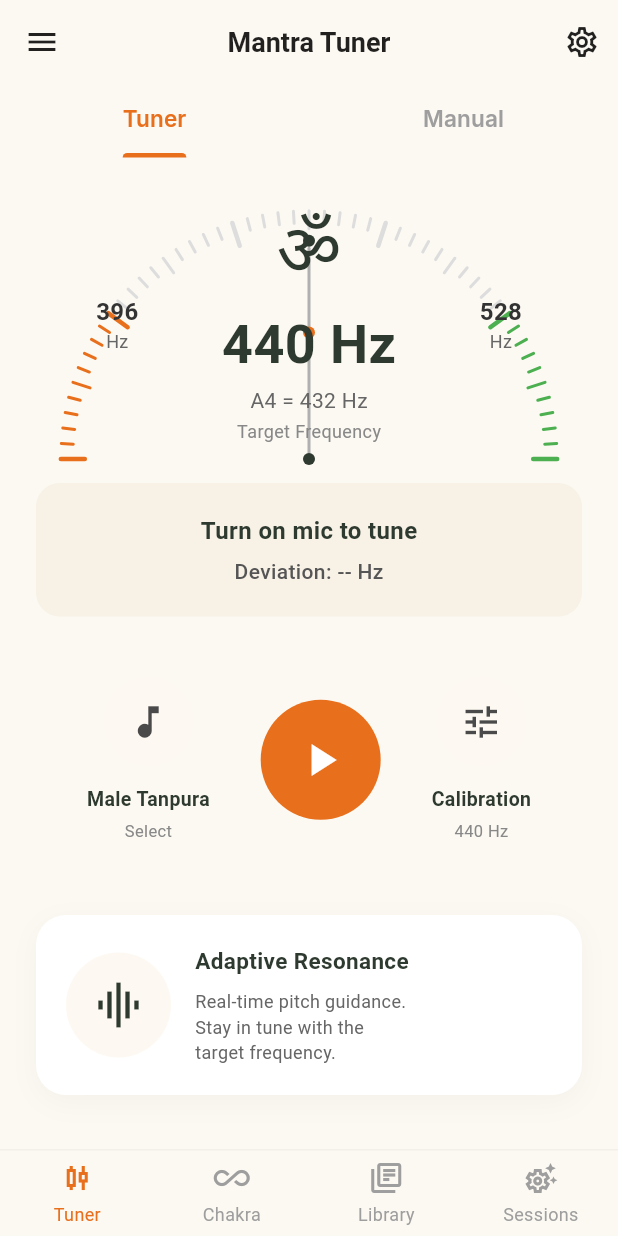
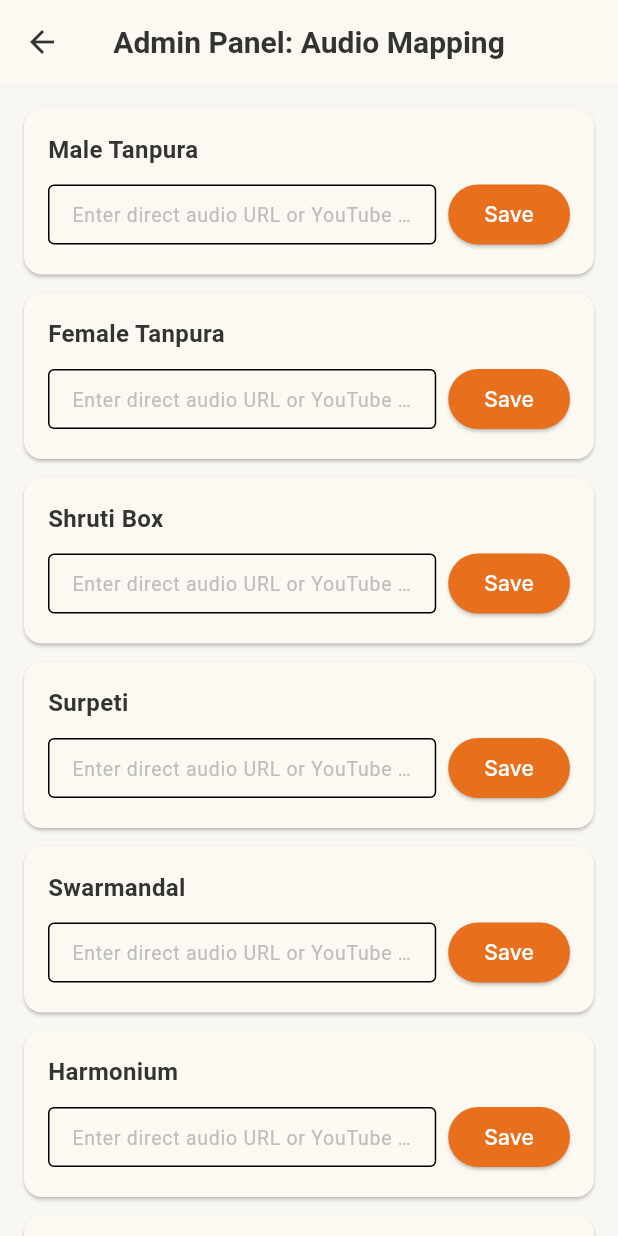
Before and after one commit to amittiwari2236/myapp, a Flutter app: the screen it shows after launch, scrolled down 154 dp, after a tap on the "settings" icon, on a phone screen of 412 x 824 dp. Run offline on Flutter 3.47's test engine with Material 3 defaults, Android fonts, the phone set to English and light mode, and no system bars; our stand-ins replace fl_chart, flutter_riverpod, google_fonts, hive_flutter, just_audio, permission_handler and 1 more; missing offline and left inert: dart:js_interop, pitch_detector_dart, record, sound_generator, youtube_explode_dart; accounts and stored records are empty.

Commit message:
Add Admin Panel with Youtube audio mapping support

```diff
--- /dev/null
+++ b/lib/features/admin/providers/admin_provider.dart
@@ -0,0 +1,51 @@
+import 'package:flutter_riverpod/flutter_riverpod.dart';
+import 'package:shared_preferences/shared_preferences.dart';
+import 'dart:convert';
+
+import '../../../core/services/instrument_service.dart';
+
+final adminProvider = StateNotifierProvider<AdminNotifier, Map<String, String>>((ref) {
+  return AdminNotifier();
+});
+
+class AdminNotifier extends StateNotifier<Map<String, String>> {
+  static const _prefsKey = 'admin_instrument_links';
+  SharedPreferences? _prefs;
+
+  AdminNotifier() : super({}) {
+    _init();
+  }
+
+  Future<void> _init() async {
+    _prefs = await SharedPreferences.getInstance();
+    final data = _prefs?.getString(_prefsKey);
+    if (data != null) {
+      try {
+        final decoded = jsonDecode(data) as Map<String, dynamic>;
+        state = decoded.map((key, value) => MapEntry(key, value.toString()));
+        instrumentService.updateCustomLinks(state);
+      } catch (e) {
+        print("Error decoding admin links: $e");
+      }
+    }
+  }
+
+  Future<void> setCustomLink(String instrumentId, String url) async {
+    final newState = Map<String, String>.from(state);
+    if (url.trim().isEmpty) {
+      newState.remove(instrumentId);
+    } else {
+      newState[instrumentId] = url.trim();
+    }
+
+    state = newState;
+    await _prefs?.setString(_prefsKey, jsonEncode(newState));
+
+    // Update the instrument service so it uses it immediately
+    instrumentService.updateCustomLinks(newState);
+  }
+
+  String? getLinkFor(String instrumentId) {
+    return state[instrumentId];
+  }
+}
--- /dev/null
+++ b/lib/features/admin/screens/admin_panel_screen.dart
@@ -0,0 +1,111 @@
+import 'package:flutter/material.dart';
+import 'package:flutter_riverpod/flutter_riverpod.dart';
+
+import '../../../core/services/instrument_service.dart';
+import '../providers/admin_provider.dart';
+
+class AdminPanelScreen extends ConsumerStatefulWidget {
+  const AdminPanelScreen({super.key});
+
+  @override
+  ConsumerState<AdminPanelScreen> createState() => _AdminPanelScreenState();
+}
+
+class _AdminPanelScreenState extends ConsumerState<AdminPanelScreen> {
+  // Store local controllers to avoid rebuilding textfields on every stroke
+  final Map<String, TextEditingController> _controllers = {};
+
+  @override
+  void initState() {
+    super.initState();
+    // Initialize controllers with existing state values
+    final links = ref.read(adminProvider);
+    for (var entry in instrumentService.instrumentNames.entries) {
+      _controllers[entry.key] = TextEditingController(text: links[entry.key] ?? '');
+    }
+  }
+
+  @override
+  void dispose() {
+    for (var controller in _controllers.values) {
+      controller.dispose();
+    }
+    super.dispose();
+  }
+
+  void _saveLink(String id, String value) {
+    ref.read(adminProvider.notifier).setCustomLink(id, value);
+    ScaffoldMessenger.of(context).showSnackBar(
+      SnackBar(content: Text('Saved link for ${instrumentService.instrumentNames[id]}'), duration: const Duration(seconds: 2)),
+    );
+  }
+
+  @override
+  Widget build(BuildContext context) {
+    // Watch for updates (e.g. if loaded from prefs later)
+    ref.watch(adminProvider);
+
+    return Scaffold(
+      appBar: AppBar(
+        title: const Text('Admin Panel: Audio Mapping'),
+        backgroundColor: const Color(0xFFFCF9F2),
+        foregroundColor: Colors.black87,
+        elevation: 0,
+      ),
+      backgroundColor: const Color(0xFFF9F7F2),
+      body: ListView.builder(
+        padding: const EdgeInsets.all(16),
+        itemCount: instrumentService.instrumentNames.length,
+        itemBuilder: (context, index) {
+          final id = instrumentService.instrumentNames.keys.elementAt(index);
+          final name = instrumentService.instrumentNames[id]!;
+          final controller = _controllers[id]!;
+
+          return Card(
+            margin: const EdgeInsets.only(bottom: 12),
+            elevation: 1,
+            shape: RoundedRectangleBorder(borderRadius: BorderRadius.circular(12)),
+            child: Padding(
+              padding: const EdgeInsets.all(16.0),
+              child: Column(
+                crossAxisAlignment: CrossAxisAlignment.start,
+                children: [
+                  Text(
+                    name,
+                    style: const TextStyle(fontWeight: FontWeight.bold, fontSize: 16),
+                  ),
+                  const SizedBox(height: 8),
+                  Row(
+                    children: [
+                      Expanded(
+                        child: TextField(
+                          controller: controller,
+                          decoration: InputDecoration(
+                            hintText: 'Enter direct audio URL or YouTube link',
+                            hintStyle: TextStyle(color: Colors.grey.shade400, fontSize: 13),
+                            border: const OutlineInputBorder(),
+                            contentPadding: const EdgeInsets.symmetric(horizontal: 12, vertical: 8),
+                            isDense: true,
+                          ),
+                        ),
+                      ),
+                      const SizedBox(width: 8),
+                      ElevatedButton(
+                        onPressed: () => _saveLink(id, controller.text),
+                        style: ElevatedButton.styleFrom(
+                          backgroundColor: Theme.of(context).primaryColor,
+                          foregroundColor: Colors.white,
+                        ),
+                        child: const Text('Save'),
+                      ),
+                    ],
+                  ),
+                ],
+              ),
+            ),
+          );
+        },
+      ),
+    );
+  }
+}
--- a/lib/features/tuner/screens/tuner_main_screen.dart
+++ b/lib/features/tuner/screens/tuner_main_screen.dart
@@ -1,8 +1,10 @@
+
 import 'package:flutter/material.dart';
 import 'package:flutter_riverpod/flutter_riverpod.dart';
 
 import 'tuner_view.dart';
 import 'manual_settings_view.dart';
+import '../../admin/screens/admin_panel_screen.dart';
 
 class TunerMainScreen extends ConsumerStatefulWidget {
   const TunerMainScreen({super.key});
@@ -48,7 +50,12 @@ class _TunerMainScreenState extends ConsumerState<TunerMainScreen> with SingleTi
         actions: [
           IconButton(
             icon: const Icon(Icons.settings_outlined, color: Colors.black87),
-            onPressed: () {},
+            onPressed: () {
+              Navigator.push(
+                context,
+                MaterialPageRoute(builder: (_) => const AdminPanelScreen()),
+              );
+            },
           )
         ],
         bottom: TabBar(
--- a/pubspec.yaml
+++ b/pubspec.yaml
@@ -25,6 +25,7 @@ dependencies:
   pitch_detector_dart: ^0.0.7
   just_audio: ^0.10.6
   intl: ^0.20.3
+  youtube_explode_dart: ^3.1.0
 
 dev_dependencies:
   flutter_test:
```
Also changed, not shown: lib/core/services/instrument_service.dart (+34 -2 lines), pubspec.lock.
